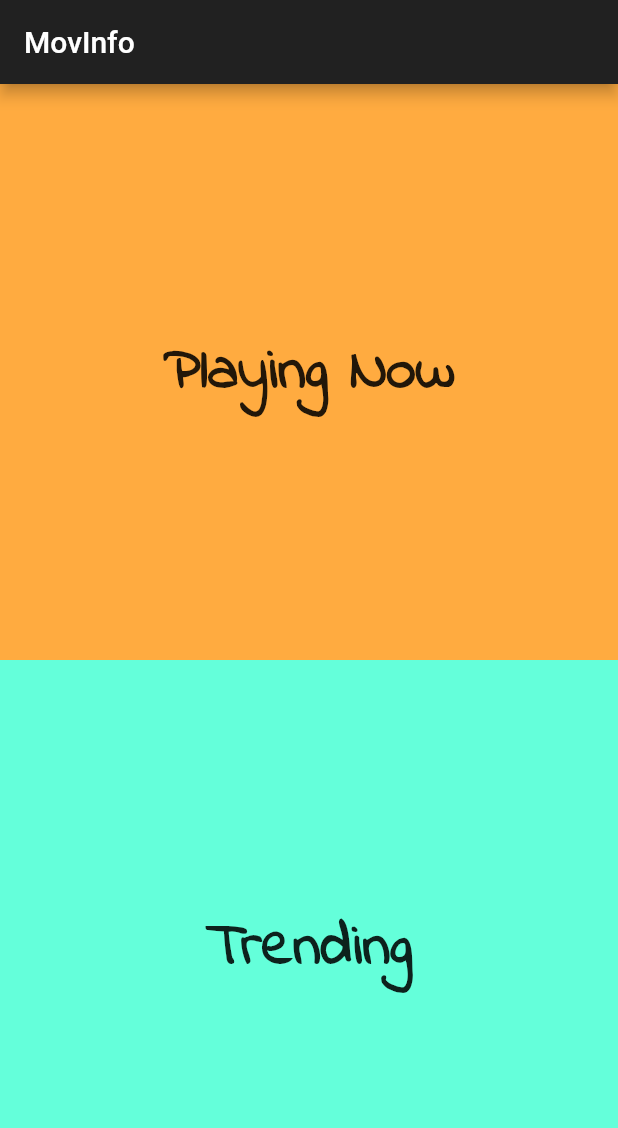
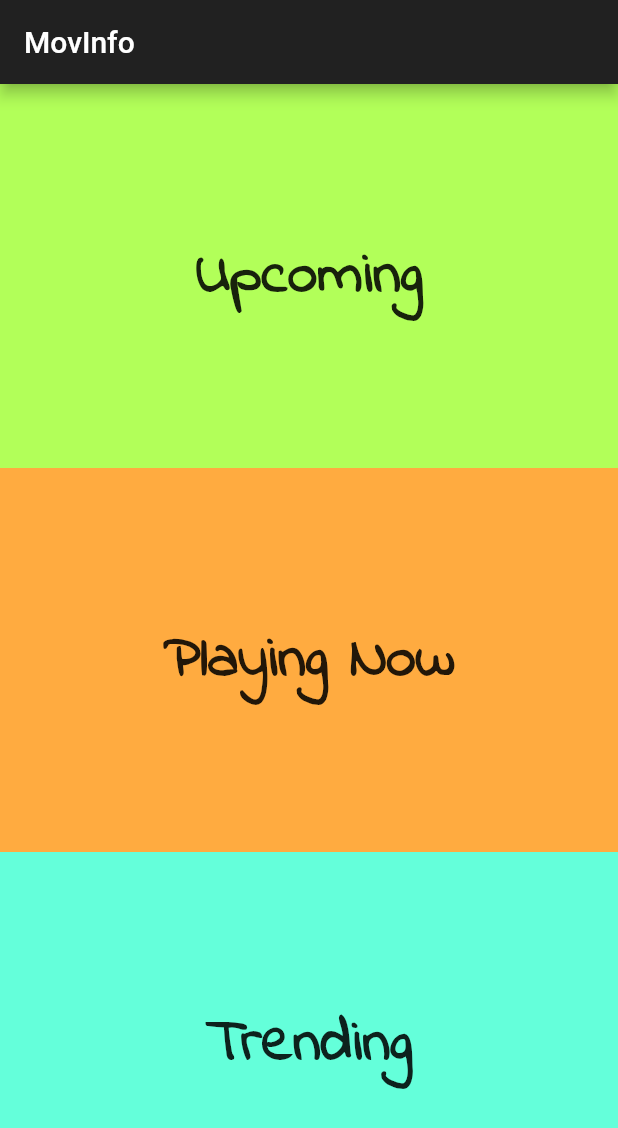
Before and after one commit to ocalvet/movie_info, a Flutter app: the screen it shows after launch, on a phone screen of 412 x 824 dp. Shown: the top 1128 px of the screen. Run offline on Flutter 3.47's test engine with Material 2 defaults, Android fonts, the phone set to English and light mode, and no system bars; our stand-ins replace rxdart.

Commit message:
Add route for upcoming movies

```diff
--- a/lib/src/home_page.dart
+++ b/lib/src/home_page.dart
@@ -7,12 +7,15 @@ class HomePage extends StatelessWidget {
         appBar: AppBar(
           title: Text('MovInfo'),
         ),
-        body: _buildNewLookingBody(context));
+        body: _buildBody(context));
   }
 
-  Widget _buildNewLookingBody(BuildContext context) {
+  Widget _buildBody(BuildContext context) {
     return Column(
       children: <Widget>[
+        Expanded(
+          child: _button(context, 'Upcoming', '/upcoming', Colors.lightGreenAccent),
+        ),
         Expanded(
           child: _button(context, 'Playing Now', '/movies', Colors.orangeAccent),
         ),
```
